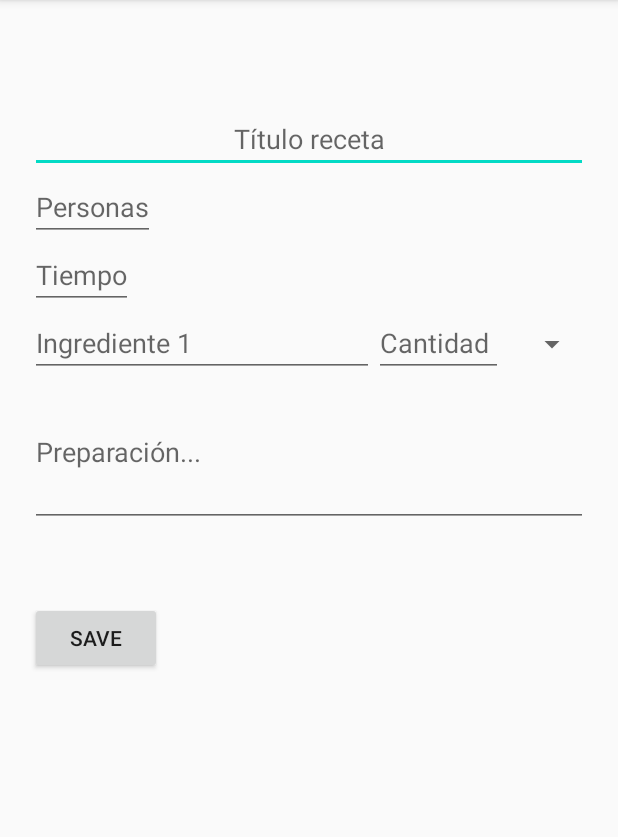
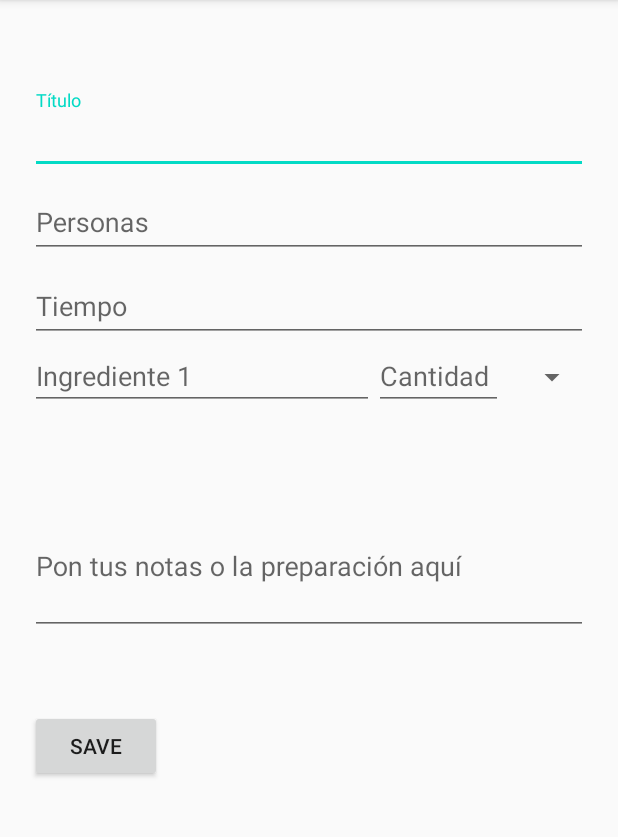
Before and after one commit to ReadyUser46/Market4me, an Android app: the NewRecipeFragment screen opened directly, with no data from a screen before it, on a phone screen of 412 x 824 dp, the part 84-921 px from its top. Run offline under Robolectric (Android 15) with nearby library versions, the phone set to English and light mode, and no system bars; our stand-ins replace Firebase (no records; nobody signed in at launch, a user with empty details on screens opened directly).

Commit message:
Commit from master: Init TextInputLayout and TextInputEditText

```diff
--- a/app/src/main/res/layout/fragment_new_recipe.xml
+++ b/app/src/main/res/layout/fragment_new_recipe.xml
@@ -9,33 +9,53 @@
 
     <LinearLayout
         android:layout_width="match_parent"
-        android:layout_height="match_parent"
+        android:layout_height="wrap_content"
         android:orientation="vertical"
         android:padding="20dp"
         tools:context=".NewRecipeActivity">
 
 
-        <EditText
-            android:id="@+id/et_title"
+        <com.google.android.material.textfield.TextInputLayout
+            android:id="@+id/til_et_title"
             android:layout_width="match_parent"
             android:layout_height="wrap_content"
-            android:layout_marginTop="50dp"
-            android:gravity="center"
-            android:hint="Título receta" />
+            android:layout_marginTop="40dp"
+            android:hint="@string/hint_title">
 
-        <EditText
-            android:id="@+id/et_people"
-            android:layout_width="wrap_content"
+            <com.google.android.material.textfield.TextInputEditText
+                android:id="@+id/et_title"
+                android:layout_width="match_parent"
+                android:layout_height="wrap_content" />
+
+        </com.google.android.material.textfield.TextInputLayout>
+
+        <com.google.android.material.textfield.TextInputLayout
+            android:id="@+id/til_et_people"
+            android:layout_width="match_parent"
             android:layout_height="wrap_content"
-            android:inputType="number"
-            android:hint="Personas" />
+            android:hint="@string/hint_people">
 
-        <EditText
-            android:id="@+id/et_time"
-            android:layout_width="wrap_content"
+            <com.google.android.material.textfield.TextInputEditText
+                android:id="@+id/et_people"
+                android:layout_width="match_parent"
+                android:layout_height="match_parent"
+                android:inputType="number" />
+
+        </com.google.android.material.textfield.TextInputLayout>
+
+        <com.google.android.material.textfield.TextInputLayout
+            android:id="@+id/til_et_time"
+            android:layout_width="match_parent"
             android:layout_height="wrap_content"
-            android:inputType="number"
-            android:hint="Tiempo" />
+            android:hint="@string/hint_time">
+
+
+            <com.google.android.material.textfield.TextInputEditText
+                android:id="@+id/et_time"
+                android:layout_width="match_parent"
+                android:layout_height="match_parent"
+                android:inputType="number" />
+        </com.google.android.material.textfield.TextInputLayout>
 
         <LinearLayout
 
@@ -78,27 +98,27 @@
 
             <EditText
                 android:id="@+id/et_ingredient1"
-                android:visibility="gone"
                 android:layout_width="match_parent"
                 android:layout_height="wrap_content"
                 android:layout_weight="1"
-                android:hint="Ingrediente 2" />
+                android:hint="Ingrediente 2"
+                android:visibility="gone" />
 
             <EditText
                 android:id="@+id/et_quantity1"
-                android:visibility="gone"
                 android:layout_width="match_parent"
                 android:layout_height="wrap_content"
                 android:layout_weight="2"
                 android:hint="Cantidad2"
-                android:inputType="number" />
+                android:inputType="number"
+                android:visibility="gone" />
 
             <Spinner
                 android:id="@+id/spinner1"
-                android:visibility="gone"
                 android:layout_width="match_parent"
                 android:layout_height="wrap_content"
-                android:layout_weight="2.2" />
+                android:layout_weight="2.2"
+                android:visibility="gone" />
 
 
         </LinearLayout>
@@ -112,36 +132,43 @@
 
             <EditText
                 android:id="@+id/et_ingredient2"
-                android:visibility="gone"
                 android:layout_width="match_parent"
                 android:layout_height="wrap_content"
                 android:layout_weight="1"
-                android:hint="Ingrediente 3" />
+                android:hint="Ingrediente 3"
+                android:visibility="gone" />
 
             <EditText
                 android:id="@+id/et_quantity2"
                 android:layout_width="match_parent"
                 android:layout_height="wrap_content"
                 android:layout_weight="2"
-                android:visibility="gone"
                 android:hint="Cantidad"
-                android:inputType="number" />
+                android:inputType="number"
+                android:visibility="gone" />
 
             <Spinner
                 android:id="@+id/spinner2"
-                android:visibility="gone"
                 android:layout_width="match_parent"
                 android:layout_height="wrap_content"
-                android:layout_weight="2.2" />
+                android:layout_weight="2.2"
+                android:visibility="gone" />
 
 
         </LinearLayout>
 
-        <EditText
-            android:id="@+id/et_preparation"
+        <com.google.android.material.textfield.TextInputLayout
+            android:id="@+id/til_et_preparation"
             android:layout_width="match_parent"
             android:layout_height="100dp"
-            android:hint="Preparación..." />
+            android:layout_marginTop="50dp"
+            android:hint="@string/hint_preparation">
+
+            <com.google.android.material.textfield.TextInputEditText
+                android:id="@+id/et_preparation"
+                android:layout_width="match_parent"
+                android:layout_height="match_parent" />
+        </com.google.android.material.textfield.TextInputLayout>
 
         <Button
             android:id="@+id/but_save"
--- a/app/src/main/res/values/strings.xml
+++ b/app/src/main/res/values/strings.xml
@@ -1,5 +1,12 @@
 <resources>
     <string name="app_name">Market4me</string>
+    <string name="hint_title">Título</string>
+    <string name="hint_people">Personas</string>
+    <string name="hint_time">Tiempo</string>
+    <string name="hint_ingredients">Ingredientes</string>
+    <string name="hint_quantities">Cantidades</string>
+    <string name="hint_preparation">Pon tus notas o la preparación aquí</string>
+
 
     <string-array name="quantity_units">
         <item>Kg</item>
@@ -9,6 +16,5 @@
         <item>other</item>
     </string-array>
 
-    <!-- TODO: Remove or change this placeholder text -->
-    <string name="hello_blank_fragment">Hello blank fragment</string>
+
 </resources>
```
